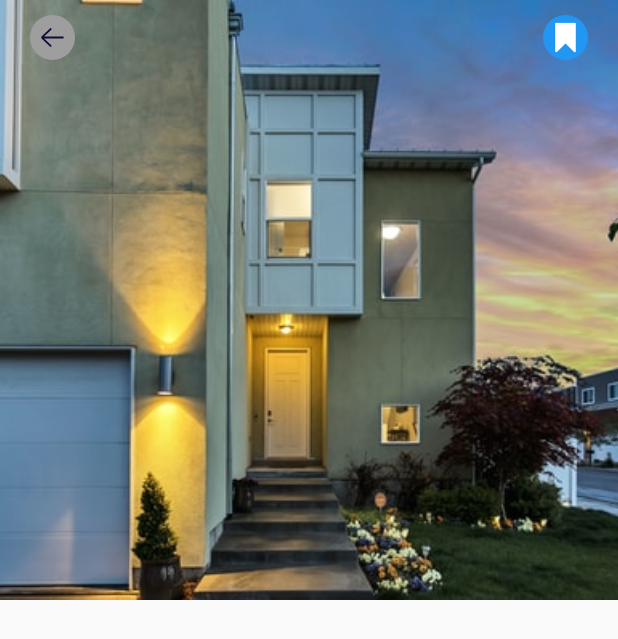
After one commit to kamrunz/rent_app_ui, a Flutter app: the screen it shows after launch, after a tap on "The Moon House", on a phone screen of 412 x 824 dp. The commit adds this screen. Shown: the top 639 px of the screen. Run offline on Flutter 3.47's test engine with Material 2 defaults, Android fonts, the phone set to English and light mode, and no system bars; our stand-ins replace flutter_svg.

Commit message:
detail info page

```diff
--- /dev/null
+++ b/lib/screens/detail/detail.dart
@@ -0,0 +1,21 @@
+import 'package:flutter/material.dart';
+import 'package:rent_app/models/house.dart';
+import 'package:rent_app/widgets/detail/detail_app_bar.dart';
+
+class DetailPage extends StatelessWidget {
+  final House house;
+  const DetailPage({Key? key, required this.house}) : super(key: key);
+
+  @override
+  Widget build(BuildContext context) {
+    return Scaffold(
+      body: SingleChildScrollView(
+        child: Column(
+          children: [
+            DetailAppBar(house: house),
+          ],
+        ),
+      ),
+    );
+  }
+}
--- /dev/null
+++ b/lib/widgets/detail/detail_app_bar.dart
@@ -0,0 +1,55 @@
+import 'package:flutter/material.dart';
+import 'package:flutter_svg/svg.dart';
+import 'package:rent_app/models/house.dart';
+
+class DetailAppBar extends StatelessWidget {
+  final House house;
+  const DetailAppBar({Key? key, required this.house}) : super(key: key);
+
+  @override
+  Widget build(BuildContext context) {
+    return Container(
+      height: 400,
+      child: Stack(
+        children: [
+          Image.asset(
+            house.imageUrl,
+            fit: BoxFit.cover,
+            height: double.infinity,
+          ),
+          SafeArea(
+              child: Padding(
+            padding: const EdgeInsets.symmetric(horizontal: 20, vertical: 10),
+            child: Row(
+              mainAxisAlignment: MainAxisAlignment.spaceBetween,
+              children: [
+                GestureDetector(
+                  onTap: () {
+                    Navigator.of(context).pop();
+                  },
+                  child: Container(
+                    height: 30,
+                    width: 30,
+                    padding: EdgeInsets.all(5),
+                    decoration: BoxDecoration(
+                        color: Colors.grey, shape: BoxShape.circle),
+                    child: SvgPicture.asset('assets/icons/arrow.svg'),
+                  ),
+                ),
+                Container(
+                  height: 30,
+                  width: 30,
+                  padding: EdgeInsets.all(5),
+                  decoration: BoxDecoration(
+                      color: Theme.of(context).accentColor,
+                      shape: BoxShape.circle),
+                  child: SvgPicture.asset('assets/icons/mark.svg'),
+                )
+              ],
+            ),
+          ))
+        ],
+      ),
+    );
+  }
+}
--- a/lib/widgets/home/custom_bottom_navigation_bar.dart
+++ b/lib/widgets/home/custom_bottom_navigation_bar.dart
@@ -16,7 +16,7 @@ class CustomBottomNavigationBar extends StatelessWidget {
       padding: EdgeInsets.symmetric(vertical: 15),
       decoration: BoxDecoration(
           color: Colors.white,
-          borderRadius: BorderRadius.circular(30),
+          borderRadius: BorderRadius.circular(50),
           boxShadow: [
             BoxShadow(
               color: Colors.grey.withOpacity(0.3),
--- a/lib/widgets/home/recommended_house.dart
+++ b/lib/widgets/home/recommended_house.dart
@@ -1,5 +1,6 @@
 import 'package:flutter/material.dart';
 import 'package:rent_app/models/house.dart';
+import 'package:rent_app/screens/detail/detail.dart';
 import 'package:rent_app/widgets/circle_icon_button.dart';
 
 class RecommendedHouse extends StatelessWidget {
@@ -12,12 +13,12 @@ class RecommendedHouse extends StatelessWidget {
       child: ListView.separated(
           scrollDirection: Axis.horizontal,
           itemBuilder: (context, index) => GestureDetector(
-                // onTap: () {
-                //   Navigator.of(context)
-                //       .push(MaterialPageRoute(builder: (context) {
-                //     // return DetailPage(house: recommendedList[index]);
-                //   }));
-                // },
+                onTap: () {
+                  Navigator.of(context)
+                      .push(MaterialPageRoute(builder: (context) {
+                    return DetailPage(house: recommendedList[index]);
+                  }));
+                },
                 child: Container(
                   width: 230,
                   padding: EdgeInsets.all(10),
```
